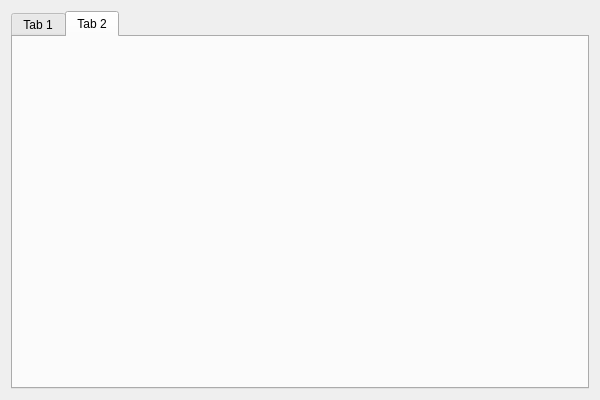
Qt form src/Windows/ApplicationSettingsDialog/applicationsettingsdialog.ui (m-riley04/ModularSensorSystem) before a commit.
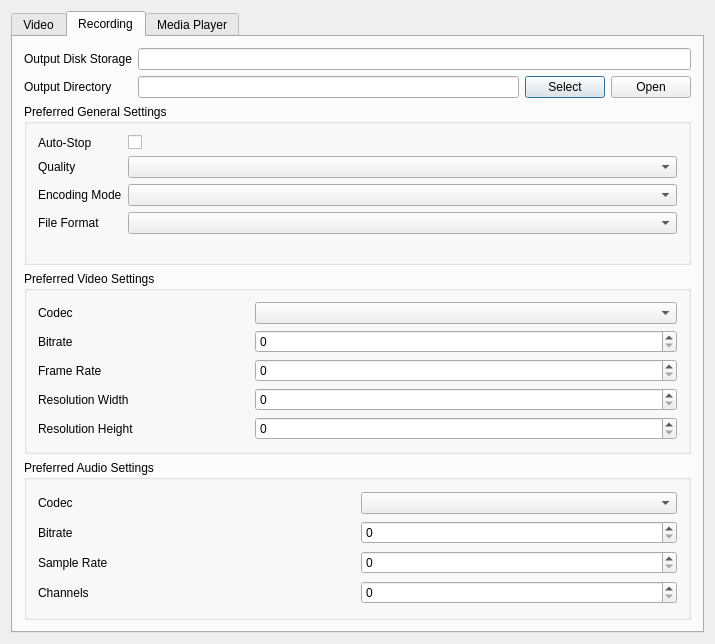
The same form after that commit. The open tabs and pages were chosen to show the change.

Commit message: add basic ui for settings dialog

The edit to the form file:
```diff
--- a/src/Windows/ApplicationSettingsDialog/applicationsettingsdialog.ui
+++ b/src/Windows/ApplicationSettingsDialog/applicationsettingsdialog.ui
@@ -6,8 +6,8 @@
    <rect>
     <x>0</x>
     <y>0</y>
-    <width>600</width>
-    <height>400</height>
+    <width>715</width>
+    <height>644</height>
    </rect>
   </property>
   <property name="windowTitle">
@@ -16,15 +16,278 @@
   <layout class="QGridLayout" name="gridLayout">
    <item row="0" column="0">
     <widget class="QTabWidget" name="tabs">
-     <widget class="QWidget" name="tab">
+     <property name="currentIndex">
+      <number>0</number>
+     </property>
+     <widget class="QWidget" name="tabVideo">
       <attribute name="title">
-       <string>Tab 1</string>
+       <string>Video</string>
       </attribute>
      </widget>
      <widget class="QWidget" name="tab_2">
       <attribute name="title">
-       <string>Tab 2</string>
+       <string>Recording</string>
       </attribute>
+      <layout class="QGridLayout" name="gridLayout_3">
+       <item row="0" column="1" colspan="3">
+        <widget class="QLineEdit" name="inputOutputDiskStorage"/>
+       </item>
+       <item row="3" column="0" colspan="4">
+        <widget class="QGroupBox" name="groupBox_2">
+         <property name="title">
+          <string>Preferred Video Settings</string>
+         </property>
+         <layout class="QGridLayout" name="gridLayout_5">
+          <item row="0" column="0">
+           <widget class="QLabel" name="label_13">
+            <property name="text">
+             <string>Codec</string>
+            </property>
+           </widget>
+          </item>
+          <item row="0" column="1" colspan="2">
+           <widget class="QComboBox" name="dropdownVideoCodec"/>
+          </item>
+          <item row="1" column="0">
+           <widget class="QLabel" name="label_14">
+            <property name="text">
+             <string>Bitrate</string>
+            </property>
+           </widget>
+          </item>
+          <item row="1" column="1" colspan="2">
+           <widget class="QSpinBox" name="spinboxBitrate">
+            <property name="maximum">
+             <number>15000</number>
+            </property>
+            <property name="singleStep">
+             <number>100</number>
+            </property>
+            <property name="value">
+             <number>0</number>
+            </property>
+           </widget>
+          </item>
+          <item row="2" column="0">
+           <widget class="QLabel" name="label_15">
+            <property name="text">
+             <string>Frame Rate</string>
+            </property>
+           </widget>
+          </item>
+          <item row="3" column="0">
+           <widget class="QLabel" name="label_16">
+            <property name="text">
+             <string>Resolution Width</string>
+            </property>
+           </widget>
+          </item>
+          <item row="4" column="0">
+           <widget class="QLabel" name="label_17">
+            <property name="text">
+             <string>Resolution Height</string>
+            </property>
+           </widget>
+          </item>
+          <item row="2" column="1" colspan="2">
+           <widget class="QSpinBox" name="spinboxFrameRate"/>
+          </item>
+          <item row="3" column="1" colspan="2">
+           <widget class="QSpinBox" name="spinboxWidth">
+            <property name="maximum">
+             <number>999999</number>
+            </property>
+           </widget>
+          </item>
+          <item row="4" column="1" colspan="2">
+           <widget class="QSpinBox" name="spinboxHeight">
+            <property name="maximum">
+             <number>999999</number>
+            </property>
+            <property name="value">
+             <number>0</number>
+            </property>
+           </widget>
+          </item>
+         </layout>
+        </widget>
+       </item>
+       <item row="0" column="0">
+        <widget class="QLabel" name="label_8">
+         <property name="text">
+          <string>Output Disk Storage</string>
+         </property>
+        </widget>
+       </item>
+       <item row="1" column="2">
+        <widget class="QPushButton" name="buttonSelect">
+         <property name="text">
+          <string>Select</string>
+         </property>
+        </widget>
+       </item>
+       <item row="1" column="0">
+        <widget class="QLabel" name="label_2">
+         <property name="text">
+          <string>Output Directory</string>
+         </property>
+        </widget>
+       </item>
+       <item row="2" column="0" colspan="4">
+        <widget class="QGroupBox" name="groupBox">
+         <property name="title">
+          <string>Preferred General Settings</string>
+         </property>
+         <layout class="QFormLayout" name="formLayout">
+          <item row="0" column="0">
+           <widget class="QLabel" name="label_9">
+            <property name="text">
+             <string>Auto-Stop</string>
+            </property>
+           </widget>
+          </item>
+          <item row="1" column="0">
+           <widget class="QLabel" name="label_10">
+            <property name="text">
+             <string>Quality</string>
+            </property>
+           </widget>
+          </item>
+          <item row="1" column="1">
+           <widget class="QComboBox" name="dropdownRecordingQuality"/>
+          </item>
+          <item row="2" column="0">
+           <widget class="QLabel" name="label_11">
+            <property name="text">
+             <string>Encoding Mode</string>
+            </property>
+           </widget>
+          </item>
+          <item row="2" column="1">
+           <widget class="QComboBox" name="dropdownEncodingMode"/>
+          </item>
+          <item row="0" column="1">
+           <widget class="QCheckBox" name="checkboxAutoStop">
+            <property name="text">
+             <string/>
+            </property>
+           </widget>
+          </item>
+          <item row="3" column="0">
+           <widget class="QLabel" name="label_12">
+            <property name="text">
+             <string>File Format</string>
+            </property>
+           </widget>
+          </item>
+          <item row="3" column="1">
+           <widget class="QComboBox" name="dropdownFileFormat"/>
+          </item>
+         </layout>
+        </widget>
+       </item>
+       <item row="1" column="3">
+        <widget class="QPushButton" name="buttonOpen">
+         <property name="text">
+          <string>Open</string>
+         </property>
+        </widget>
+       </item>
+       <item row="1" column="1">
+        <widget class="QLineEdit" name="inputOutputDirectory"/>
+       </item>
+       <item row="4" column="0" colspan="4">
+        <widget class="QGroupBox" name="groupBox_3">
+         <property name="title">
+          <string>Preferred Audio Settings</string>
+         </property>
+         <layout class="QGridLayout" name="gridLayout_6">
+          <item row="0" column="0">
+           <widget class="QLabel" name="label_20">
+            <property name="text">
+             <string>Codec</string>
+            </property>
+           </widget>
+          </item>
+          <item row="0" column="1">
+           <widget class="QComboBox" name="dropdownAudioCodec"/>
+          </item>
+          <item row="1" column="0">
+           <widget class="QLabel" name="label_19">
+            <property name="text">
+             <string>Bitrate</string>
+            </property>
+           </widget>
+          </item>
+          <item row="1" column="1">
+           <widget class="QSpinBox" name="spinboxAudioBitrate">
+            <property name="maximum">
+             <number>99999</number>
+            </property>
+            <property name="singleStep">
+             <number>100</number>
+            </property>
+           </widget>
+          </item>
+          <item row="2" column="0">
+           <widget class="QLabel" name="label_18">
+            <property name="text">
+             <string>Sample Rate</string>
+            </property>
+           </widget>
+          </item>
+          <item row="2" column="1">
+           <widget class="QSpinBox" name="spinboxSampleRate">
+            <property name="maximum">
+             <number>99999</number>
+            </property>
+           </widget>
+          </item>
+          <item row="3" column="0">
+           <widget class="QLabel" name="label_21">
+            <property name="text">
+             <string>Channels</string>
+            </property>
+           </widget>
+          </item>
+          <item row="3" column="1">
+           <widget class="QSpinBox" name="spinboxChannels">
+            <property name="maximum">
+             <number>6</number>
+            </property>
+           </widget>
+          </item>
+         </layout>
+        </widget>
+       </item>
+      </layout>
+     </widget>
+     <widget class="QWidget" name="tabPlayer">
+      <attribute name="title">
+       <string>Media Player</string>
+      </attribute>
+      <layout class="QGridLayout" name="gridLayout_2">
+       <item row="0" column="0">
+        <widget class="QLabel" name="label">
+         <property name="text">
+          <string>Volume</string>
+         </property>
+        </widget>
+       </item>
+       <item row="0" column="1">
+        <widget class="QSlider" name="sliderVolume">
+         <property name="maximum">
+          <number>100</number>
+         </property>
+         <property name="value">
+          <number>25</number>
+         </property>
+         <property name="orientation">
+          <enum>Qt::Orientation::Horizontal</enum>
+         </property>
+        </widget>
+       </item>
+      </layout>
      </widget>
     </widget>
    </item>
```
Left out of the diff: 57 changed lines with no effect on the pictures. The commit also changes 3 other files.
